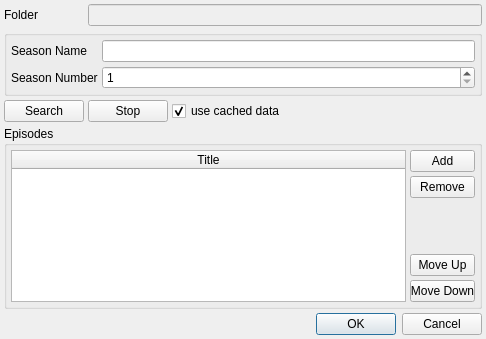
The window that src/trunk/ui/ui_ChangeSeason.ui (rexMingla/my-renamer) describes before a commit, drawn with Qt 5.
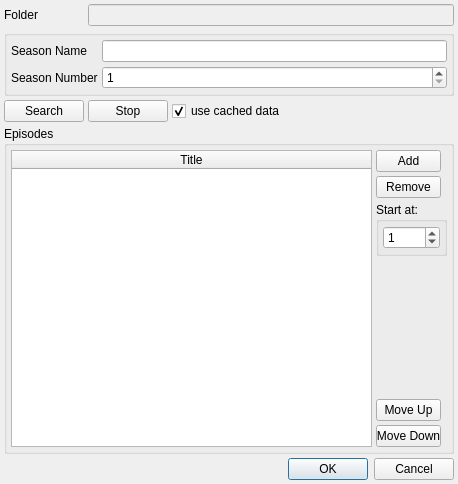
The same window after the commit.

Commit message: - improved season edit mode - added launch and open containing folder functionality

Diff of the .ui file:
```diff
--- a/src/trunk/ui/ui_ChangeSeason.ui
+++ b/src/trunk/ui/ui_ChangeSeason.ui
@@ -6,8 +6,8 @@
    <rect>
     <x>0</x>
     <y>0</y>
-    <width>486</width>
-    <height>339</height>
+    <width>458</width>
+    <height>484</height>
    </rect>
   </property>
   <property name="windowTitle">
@@ -233,6 +233,31 @@
           </property>
          </widget>
         </item>
+        <item>
+         <widget class="QGroupBox" name="groupBox_2">
+          <property name="title">
+           <string>Start at:</string>
+          </property>
+          <layout class="QVBoxLayout" name="verticalLayout_3">
+           <property name="spacing">
+            <number>4</number>
+           </property>
+           <property name="margin">
+            <number>4</number>
+           </property>
+           <item>
+            <widget class="QSpinBox" name="indexSpinBox">
+             <property name="maximum">
+              <number>10</number>
+             </property>
+             <property name="value">
+              <number>1</number>
+             </property>
+            </widget>
+           </item>
+          </layout>
+         </widget>
+        </item>
         <item>
          <spacer name="verticalSpacer">
           <property name="orientation">
```
The commit also changes 9 other files.
